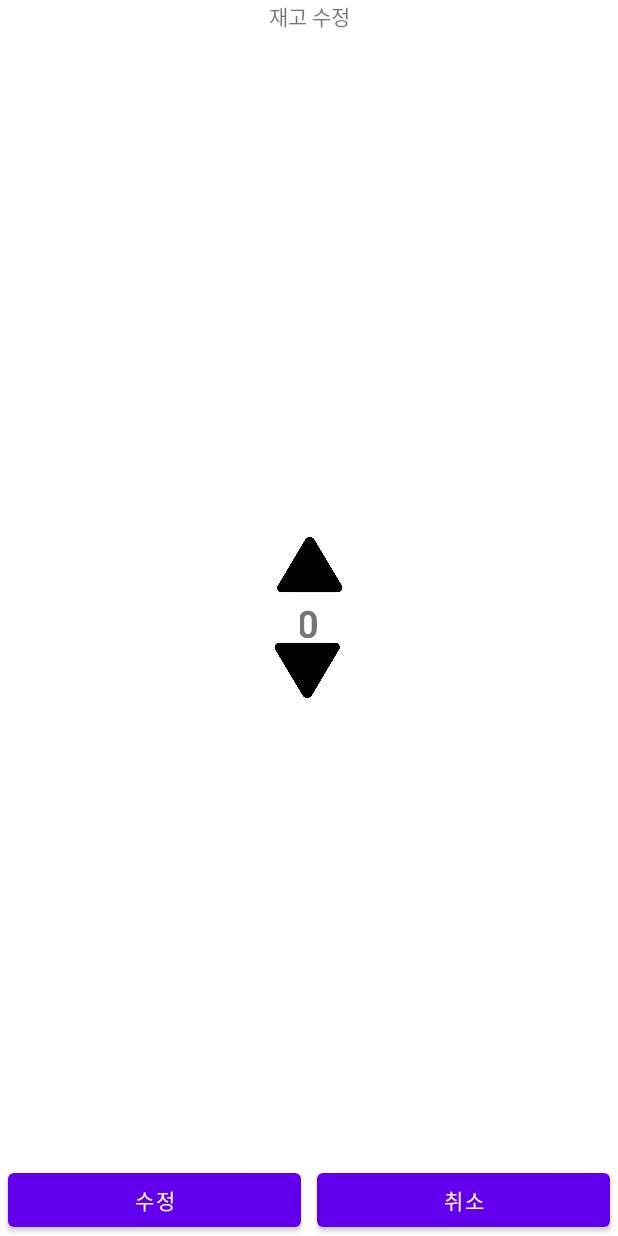
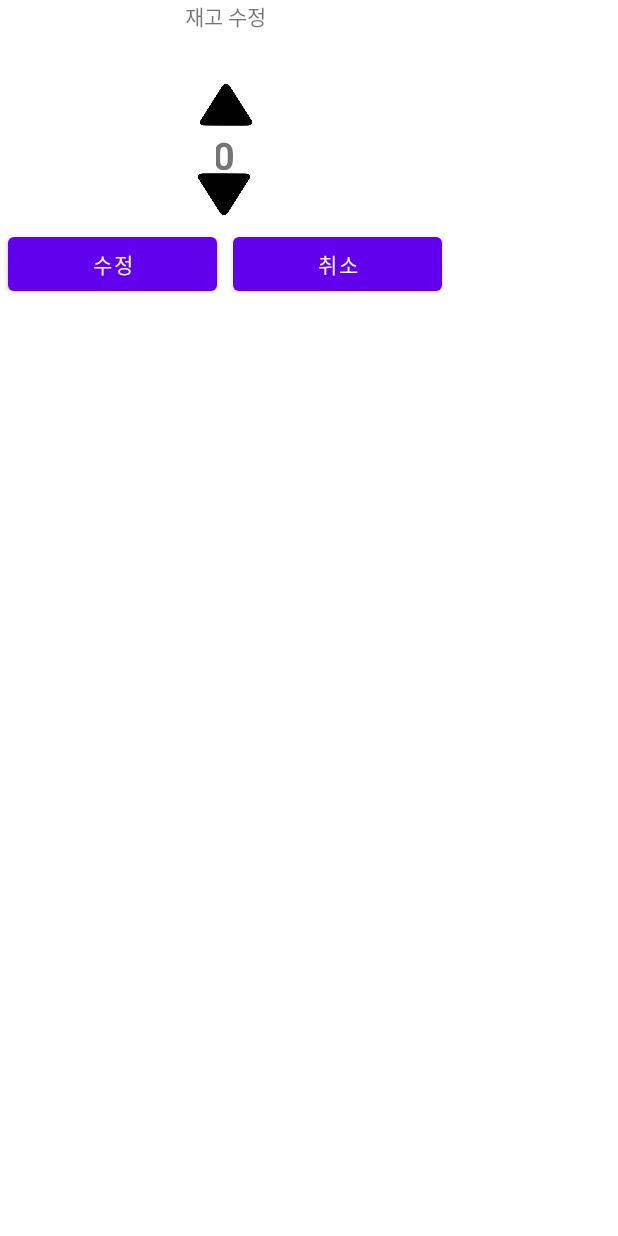
Before and after one commit to SonDaAe/Phone-Fridge, an Android app: the layout activity_edit.xml on its own in the app's theme, with its tools: preview values and no code run, on a phone screen of 412 x 824 dp. Run offline under Robolectric (Android 15) with nearby library versions, the light colour scheme and no system bars.

Commit message:
재고 수정 팝업

```diff
--- a/app/src/main/AndroidManifest.xml
+++ b/app/src/main/AndroidManifest.xml
@@ -22,6 +22,7 @@
         tools:targetApi="31">
         <activity
             android:name=".EditActivity"
+            android:theme="@style/Theme.AppCompat.DayNight.Dialog"
             android:exported="false">
             <meta-data
                 android:name="android.app.lib_name"
--- a/app/src/main/java/kr/ac/kumoh/s20190610/first/EditActivity.kt
+++ b/app/src/main/java/kr/ac/kumoh/s20190610/first/EditActivity.kt
@@ -5,6 +5,7 @@ import android.content.Intent
 import androidx.appcompat.app.AppCompatActivity
 import android.os.Bundle
 import android.util.Log
+import android.view.Window
 import android.widget.Button
 import android.widget.ImageButton
 import android.widget.TextView
@@ -21,6 +22,7 @@ class EditActivity : AppCompatActivity() {
 
     override fun onCreate(savedInstanceState: Bundle?) {
         super.onCreate(savedInstanceState)
+        supportRequestWindowFeature(Window.FEATURE_NO_TITLE)
         setContentView(R.layout.activity_edit)
 
         edit = findViewById(R.id.edit_btn)
--- a/app/src/main/res/layout/activity_edit.xml
+++ b/app/src/main/res/layout/activity_edit.xml
@@ -1,8 +1,8 @@
 <?xml version="1.0" encoding="utf-8"?>
-<RelativeLayout xmlns:android="http://schemas.android.com/apk/res/android"    xmlns:app="http://schemas.android.com/apk/res-auto"
+<RelativeLayout xmlns:android="http://schemas.android.com/apk/res/android"
     xmlns:tools="http://schemas.android.com/tools"
-    android:layout_width="match_parent"
-    android:layout_height="match_parent"
+    android:layout_width="300dp"
+    android:layout_height="200dp"
     tools:context=".EditActivity">
 
     <TextView
@@ -12,6 +12,7 @@
         android:text="재고 수정"
         android:layout_marginBottom="25dp"
         ></TextView>
+
     <LinearLayout
         android:layout_width="match_parent"
         android:layout_height="wrap_content"
@@ -19,8 +20,8 @@
         android:layout_centerVertical="true"
         android:gravity="center">
         <ImageButton
-            android:layout_width="50dp"
-            android:layout_height="40dp"
+            android:layout_width="40dp"
+            android:layout_height="30dp"
             android:background="@drawable/up"
             android:text="up"
             android:id="@+id/up_btn" />
@@ -35,8 +36,8 @@
             android:gravity="center"
             android:textSize="20sp" />
         <ImageButton
-            android:layout_width="50dp"
-            android:layout_height="40dp"
+            android:layout_width="40dp"
+            android:layout_height="30dp"
             android:background="@drawable/down"
             android:text="down"
             android:id="@+id/down_btn" />
```
